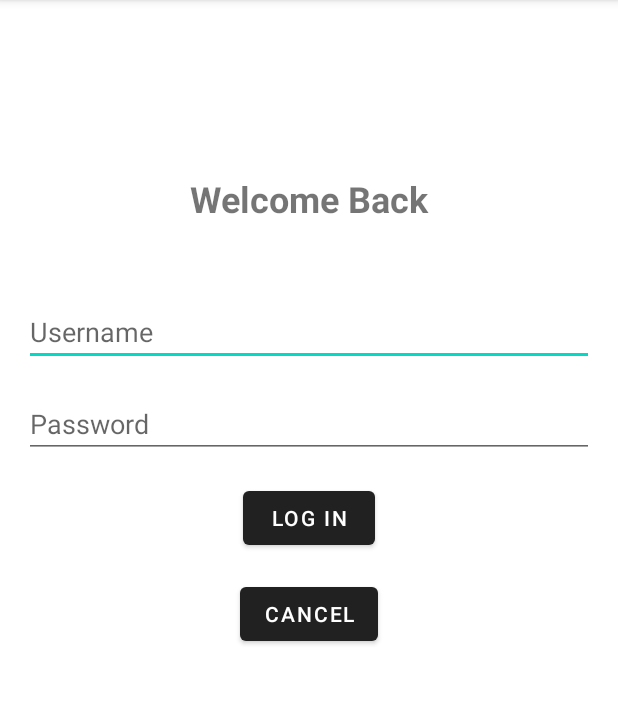
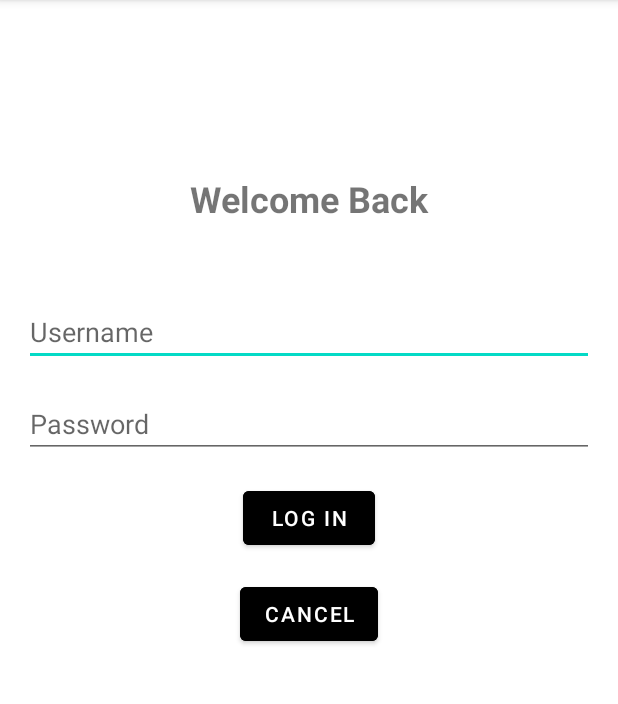
Before and after one commit to PolarisGalaxy/practical3-Guo-Yuqi-20243006972, an Android app: the screen it shows after launch (MainActivity), on a phone screen of 412 x 824 dp, the part 84-788 px from its top. Run offline under Robolectric (Android 15) with nearby library versions, the phone set to English and light mode, and no system bars.

Commit message:
Commit 004: Changed background color of buttons to black

```diff
--- a/app/src/main/res/layout/activity_main.xml
+++ b/app/src/main/res/layout/activity_main.xml
@@ -37,13 +37,17 @@
         android:id="@+id/buttonLogin"
         android:layout_width="wrap_content"
         android:layout_height="wrap_content"
-        android:text="Log In"/>
+        android:text="Log In"
+        android:backgroundTint="#000000"
+        android:textColor="#FFFFFF"/>
 
     <Button
         android:id="@+id/buttonCancel"
         android:layout_width="wrap_content"
         android:layout_height="wrap_content"
         android:text="Cancel"
-        android:layout_marginTop="16dp"/>
+        android:layout_marginTop="16dp"
+        android:backgroundTint="#000000"
+        android:textColor="#FFFFFF"/>
 
 </LinearLayout>
```
